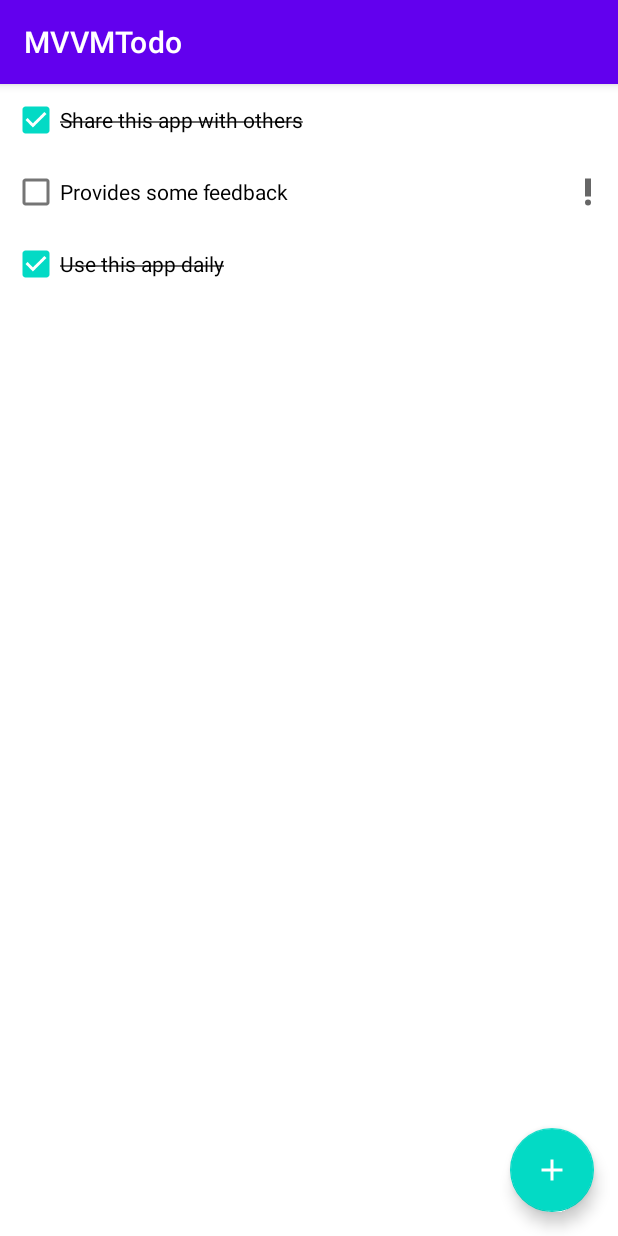
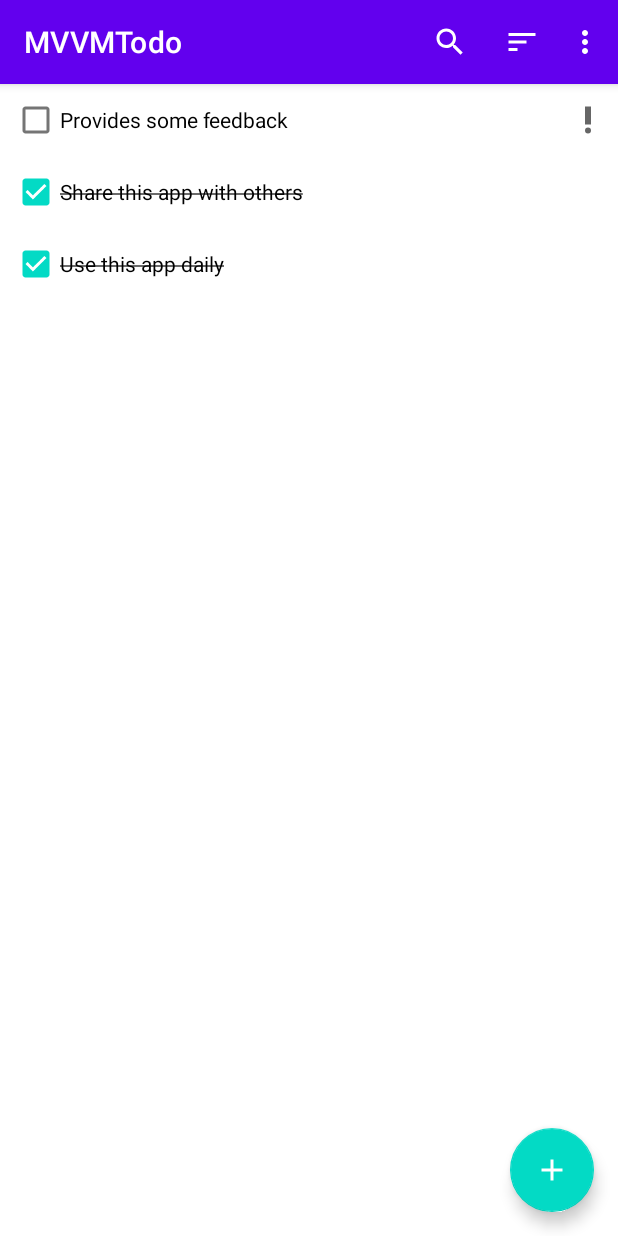
Before and after one commit to nikeight/2DO, an Android app: the screen it shows after launch (MainActivity), on a phone screen of 412 x 824 dp. Run offline under Robolectric (Android 15) with nearby library versions, the phone set to English and light mode, and no system bars; our stand-ins replace Dagger/Hilt's generated code, Room's generated code; libraries missing offline, so code that uses them is left out: androidx.hilt.lifecycle.

Commit message:
Menu items added and Search functionality implemented

```diff
--- a/app/src/main/java/com/codinginflow/mvvmtodo/Data/TaskDao.kt
+++ b/app/src/main/java/com/codinginflow/mvvmtodo/Data/TaskDao.kt
@@ -10,8 +10,8 @@ interface TaskDao {
     // SQL query
     // Flow is from coroutines which is a Asynchronous Stream data provider
     // We can also use Live Data.
-    @Query("SELECT * FROM task_table")
-    fun getTasks(): Flow<List<Task>>
+    @Query("SELECT * FROM task_table WHERE  name LIKE '%' || :searchQuery || '%' ORDER BY important DESC ")
+    fun getTasks(searchQuery : String): Flow<List<Task>>
 
     // Suspend is a modifier which is a simple a bg thread
     // Room take care of this thread operations
--- a/app/src/main/java/com/codinginflow/mvvmtodo/ui/tasks/TaskFragment.kt
+++ b/app/src/main/java/com/codinginflow/mvvmtodo/ui/tasks/TaskFragment.kt
@@ -1,12 +1,17 @@
 package com.codinginflow.mvvmtodo.ui.tasks
 
 import android.os.Bundle
+import android.view.Menu
+import android.view.MenuInflater
+import android.view.MenuItem
 import android.view.View
+import androidx.appcompat.widget.SearchView
 import androidx.fragment.app.Fragment
 import androidx.fragment.app.viewModels
 import androidx.recyclerview.widget.LinearLayoutManager
 import com.codinginflow.mvvmtodo.R
 import com.codinginflow.mvvmtodo.databinding.FragmentTasksBinding
+import com.codinginflow.mvvmtodo.util.onQueryTextChanged
 import dagger.hilt.android.AndroidEntryPoint
 
 @AndroidEntryPoint
@@ -33,6 +38,44 @@ class TaskFragment : Fragment(R.layout.fragment_tasks) {
             // passing lambda functions
             tasksAdapter.submitList(it)
         }
+
+        setHasOptionsMenu(true)
     }
 
+    override fun onCreateOptionsMenu(menu: Menu, inflater: MenuInflater) {
+        inflater.inflate(R.menu.menu_fragment_task,menu)
+
+        val searchItem = menu.findItem(R.id.action_search)
+        val searchView = searchItem.actionView as SearchView
+
+        searchView.onQueryTextChanged {
+            viewModel.searchQuery.value = it
+        }
+    }
+
+    override fun onOptionsItemSelected(item: MenuItem): Boolean {
+        return when(item.itemId){
+            R.id.action_sort_by_name -> {
+
+               true
+            }
+
+            R.id.action_sort_by_date -> {
+
+                true
+            }
+
+            R.id.action_hide_completed_tasks -> {
+                item.isChecked = !item.isChecked
+
+                true
+            }
+
+            R.id.action_delete_all_completed_tasks -> {
+
+                true
+            }
+            else -> super.onOptionsItemSelected(item)
+        }
+    }
 }
--- a/app/src/main/java/com/codinginflow/mvvmtodo/ui/tasks/TasksViewModel.kt
+++ b/app/src/main/java/com/codinginflow/mvvmtodo/ui/tasks/TasksViewModel.kt
@@ -4,13 +4,22 @@ import androidx.hilt.lifecycle.ViewModelInject
 import androidx.lifecycle.ViewModel
 import androidx.lifecycle.asLiveData
 import com.codinginflow.mvvmtodo.Data.TaskDao
+import kotlinx.coroutines.flow.MutableStateFlow
+import kotlinx.coroutines.flow.flatMapLatest
 
 class TasksViewModel @ViewModelInject constructor(
     private val taskDao: TaskDao
 ) : ViewModel() {
     // Inject Dao
 
-    val tasks = taskDao.getTasks().asLiveData()
+    val searchQuery = MutableStateFlow("")
+
+    private val taskFlow = searchQuery.flatMapLatest {
+        taskDao.getTasks(it)
+    }
+
+    val tasks = taskFlow.asLiveData()
+    // {previously} taskDao.getTasks("abc").asLiveData()
     // LiveData is single Instance of the change list
     // LiveData is LifeCycle aware
 
--- /dev/null
+++ b/app/src/main/java/com/codinginflow/mvvmtodo/util/ViewExt.kt
@@ -0,0 +1,18 @@
+package com.codinginflow.mvvmtodo.util
+
+import androidx.appcompat.widget.SearchView
+
+// inLine is for efficiency
+// crossLine is necessary
+inline fun SearchView.onQueryTextChanged(crossinline listener: (String) -> Unit){
+    this.setOnQueryTextListener(object : SearchView.OnQueryTextListener{
+        override fun onQueryTextSubmit(query: String?): Boolean {
+           return true
+        }
+
+        override fun onQueryTextChange(newText: String?): Boolean {
+          listener(newText.orEmpty())
+            return true
+        }
+    })
+}
--- /dev/null
+++ b/app/src/main/res/menu/menu_fragment_task.xml
@@ -0,0 +1,37 @@
+<?xml version="1.0" encoding="utf-8"?>
+<menu xmlns:android="http://schemas.android.com/apk/res/android"
+    xmlns:app="http://schemas.android.com/apk/res-auto">
+
+    <item android:id="@+id/action_search"
+        android:icon="@drawable/ic_search"
+        android:title="Search"
+        app:actionViewClass="androidx.appcompat.widget.SearchView"
+        app:showAsAction="always|collapseActionView" />
+
+    <item android:icon="@drawable/ic_sort"
+        android:title="Sort"
+        app:showAsAction="always">
+
+        <menu>
+
+            <item android:id="@+id/action_sort_by_name"
+                android:title="Sort by name"/>
+
+            <item android:id="@+id/action_sort_by_date"
+                android:title="Sort by Date created"/>
+
+        </menu>
+
+    </item>
+
+    <item
+        android:id="@+id/action_hide_completed_tasks"
+        android:checkable="true"
+        android:title="Hide Completed"
+        app:showAsAction="never"/>
+
+    <item android:id="@+id/action_delete_all_completed_tasks"
+        android:title="Delete all completed"
+        app:showAsAction="never"/>
+
+</menu>
```
